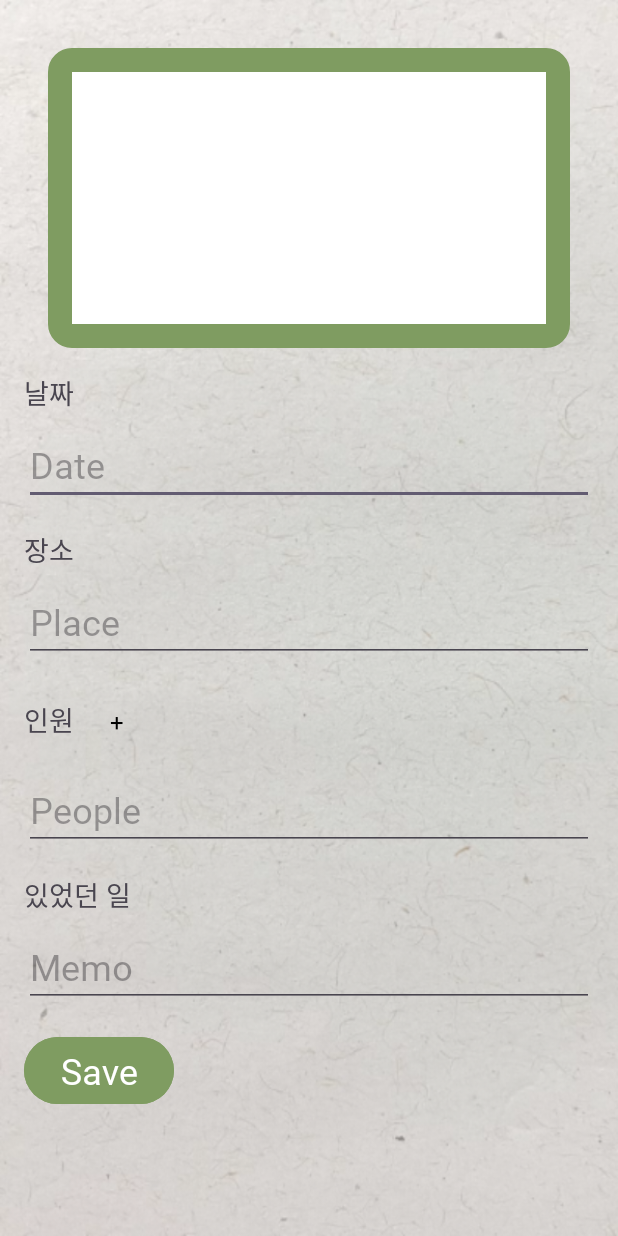
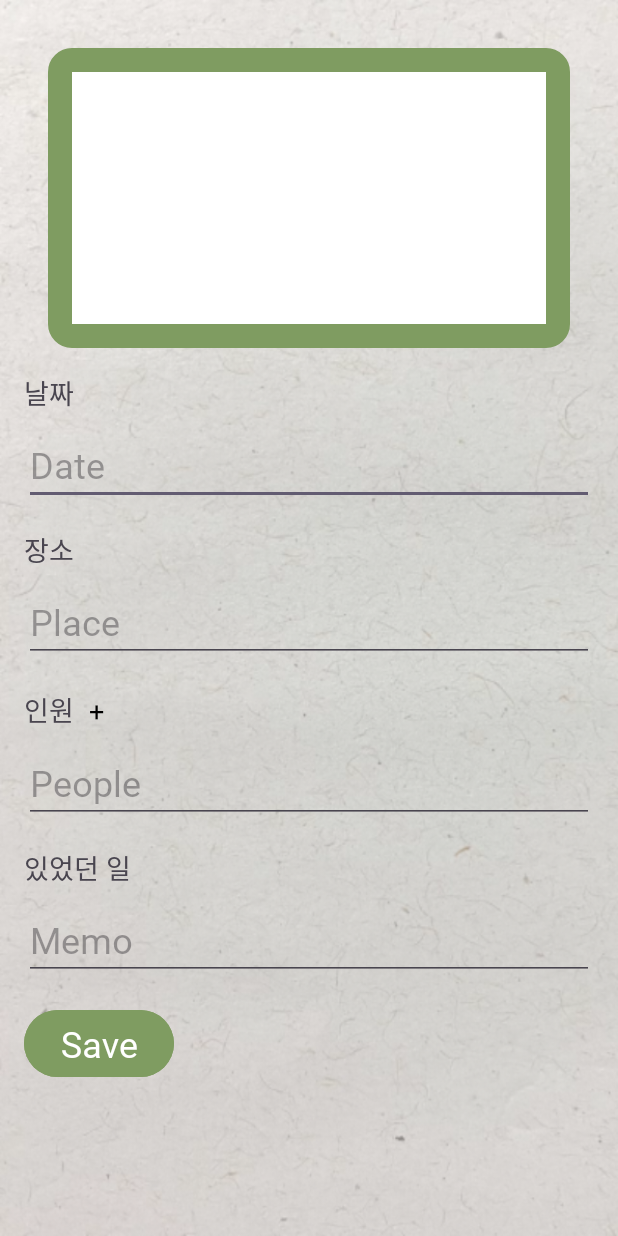
Before and after one commit to eunyoung-1118/MadCamp_Week1, an Android app: the ImageDetailActivity screen opened directly, with no data from a screen before it, on a phone screen of 412 x 824 dp. Run offline under Robolectric (Android 15) with nearby library versions, the phone set to English and light mode, and no system bars; our stand-ins replace Room's generated code, data binding.

Commit message:
<fix> 디자인 수정

```diff
--- a/app/src/main/res/layout/activity_image_detail.xml
+++ b/app/src/main/res/layout/activity_image_detail.xml
@@ -62,14 +62,15 @@
 
             <Button
                 android:id="@+id/addButton"
-                android:layout_width="0dp"
-                android:layout_height="wrap_content"
-                android:layout_weight="1"
+                android:layout_width="30dp"
+                android:layout_height="30dp"
                 android:background="@android:color/transparent"
+                android:shadowRadius="5"
                 android:text="+"
                 android:textColor="@color/black"
-                android:gravity="center_vertical|start"
-                style="@style/CustomButton"/>
+                android:textSize="18sp"
+                android:gravity="center"
+                android:padding="0dp" />
         </LinearLayout>
 
         <EditText
--- a/app/src/main/res/layout/fragment_free.xml
+++ b/app/src/main/res/layout/fragment_free.xml
@@ -17,9 +17,10 @@
 
     <Button
         android:id="@+id/next_marker_button"
-        android:layout_width="wrap_content"
+        android:layout_width="match_parent"
         android:layout_height="wrap_content"
         android:text="Next Marker"
         android:layout_gravity="center"
-        android:padding="16dp"/>
+        android:backgroundTint="#7F9C61"
+        />
 </LinearLayout>
```
